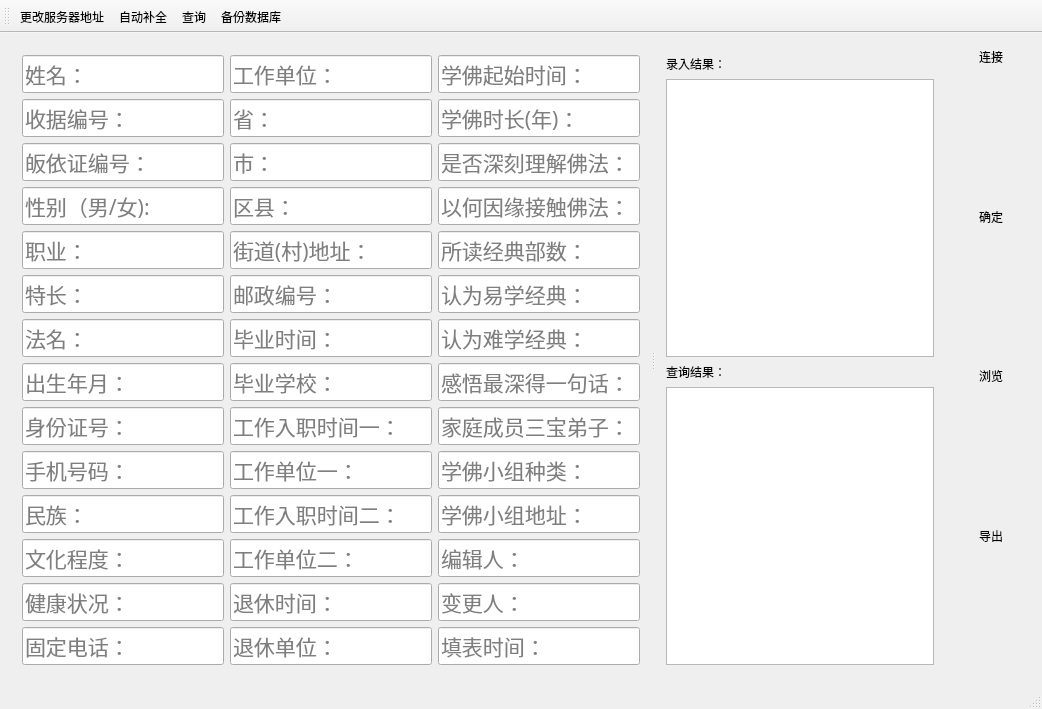
Above: connect.ui from crouse/connect before the change. Below: the same form after it.
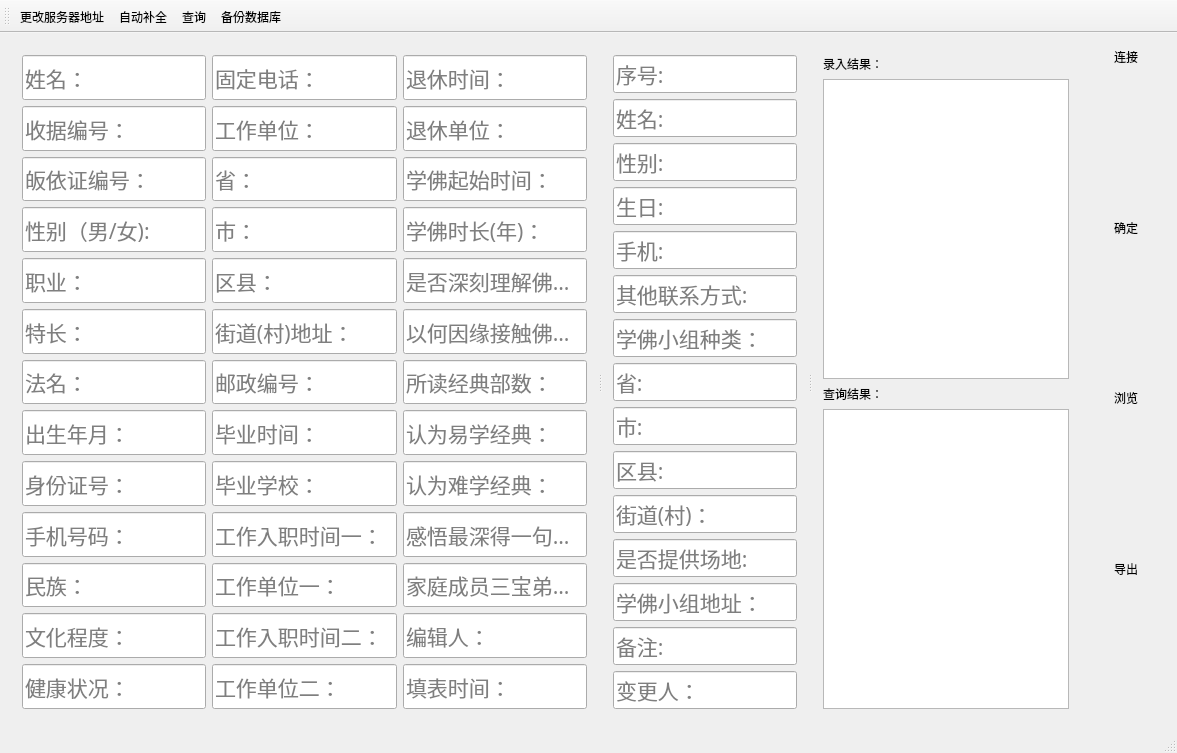
That is the form after the change. Icons and pictures are not drawn.

What changed in the file:
```diff
--- a/connect.ui
+++ b/connect.ui
@@ -6,8 +6,8 @@
    <rect>
     <x>0</x>
     <y>0</y>
-    <width>1042</width>
-    <height>535</height>
+    <width>1177</width>
+    <height>552</height>
    </rect>
   </property>
   <property name="font">
@@ -35,6 +35,10 @@
   <widget class="QWidget" name="centralWidget">
    <layout class="QHBoxLayout" name="horizontalLayout_2">
     <item>
+     <widget class="QSplitter" name="splitter_2">
+      <property name="orientation">
+       <enum>Qt::Horizontal</enum>
+      </property>
      <widget class="QSplitter" name="splitter">
       <property name="orientation">
        <enum>Qt::Horizontal</enum>
@@ -385,6 +389,10 @@
             </property>
            </widget>
           </item>
+          </layout>
+         </item>
+         <item>
+          <layout class="QVBoxLayout" name="verticalLayout_2">
           <item>
            <widget class="QLineEdit" name="lineEditTelephoneNum">
             <property name="sizePolicy">
@@ -409,10 +417,6 @@
             </property>
            </widget>
           </item>
-         </layout>
-        </item>
-        <item>
-         <layout class="QVBoxLayout" name="verticalLayout_2">
           <item>
            <widget class="QLineEdit" name="lineEditWorkPlace">
             <property name="sizePolicy">
@@ -701,6 +705,10 @@
             </property>
            </widget>
           </item>
+          </layout>
+         </item>
+         <item>
+          <layout class="QVBoxLayout" name="verticalLayout_3">
           <item>
            <widget class="QLineEdit" name="lineEditRetirementDate">
             <property name="sizePolicy">
@@ -749,10 +757,6 @@
             </property>
            </widget>
           </item>
-         </layout>
-        </item>
-        <item>
-         <layout class="QVBoxLayout" name="verticalLayout_3">
           <item>
            <widget class="QLineEdit" name="lineEditLearnBuddhismDate">
             <property name="sizePolicy">
@@ -976,6 +980,168 @@
            </widget>
           </item>
           <item>
+            <widget class="QLineEdit" name="lineEditor">
+             <property name="sizePolicy">
+              <sizepolicy hsizetype="Expanding" vsizetype="Expanding">
+               <horstretch>0</horstretch>
+               <verstretch>0</verstretch>
+              </sizepolicy>
+             </property>
+             <property name="font">
+              <font>
+               <pointsize>16</pointsize>
+              </font>
+             </property>
+             <property name="toolTip">
+              <string>&lt;html&gt;&lt;head/&gt;&lt;body&gt;&lt;p&gt;编辑人，也就是输入记录的人的姓名，嘿嘿。&lt;/p&gt;&lt;/body&gt;&lt;/html&gt;</string>
+             </property>
+             <property name="styleSheet">
+              <string notr="true"/>
+             </property>
+             <property name="placeholderText">
+              <string>编辑人：</string>
+             </property>
+            </widget>
+           </item>
+           <item>
+            <widget class="QLineEdit" name="lineEditTime">
+             <property name="sizePolicy">
+              <sizepolicy hsizetype="Expanding" vsizetype="Expanding">
+               <horstretch>0</horstretch>
+               <verstretch>0</verstretch>
+              </sizepolicy>
+             </property>
+             <property name="font">
+              <font>
+               <pointsize>16</pointsize>
+              </font>
+             </property>
+             <property name="toolTip">
+              <string>&lt;html&gt;&lt;head/&gt;&lt;body&gt;&lt;p&gt;填表时间，如：2014.12.01&lt;/p&gt;&lt;/body&gt;&lt;/html&gt;</string>
+             </property>
+             <property name="styleSheet">
+              <string notr="true"/>
+             </property>
+             <property name="placeholderText">
+              <string>填表时间：</string>
+             </property>
+            </widget>
+           </item>
+          </layout>
+         </item>
+        </layout>
+       </widget>
+       <widget class="QWidget" name="fgroupWidget" native="true">
+        <layout class="QVBoxLayout" name="verticalLayout_6">
+         <item>
+          <widget class="QLineEdit" name="lineEdit_Order">
+           <property name="sizePolicy">
+            <sizepolicy hsizetype="Expanding" vsizetype="Expanding">
+             <horstretch>0</horstretch>
+             <verstretch>0</verstretch>
+            </sizepolicy>
+           </property>
+           <property name="font">
+            <font>
+             <pointsize>16</pointsize>
+            </font>
+           </property>
+           <property name="placeholderText">
+            <string>序号:</string>
+           </property>
+          </widget>
+         </item>
+         <item>
+          <widget class="QLineEdit" name="lineEdit_Name">
+           <property name="sizePolicy">
+            <sizepolicy hsizetype="Expanding" vsizetype="Expanding">
+             <horstretch>0</horstretch>
+             <verstretch>0</verstretch>
+            </sizepolicy>
+           </property>
+           <property name="font">
+            <font>
+             <pointsize>16</pointsize>
+            </font>
+           </property>
+           <property name="placeholderText">
+            <string>姓名:</string>
+           </property>
+          </widget>
+         </item>
+         <item>
+          <widget class="QLineEdit" name="lineEdit_Gender">
+           <property name="sizePolicy">
+            <sizepolicy hsizetype="Expanding" vsizetype="Expanding">
+             <horstretch>0</horstretch>
+             <verstretch>0</verstretch>
+            </sizepolicy>
+           </property>
+           <property name="font">
+            <font>
+             <pointsize>16</pointsize>
+            </font>
+           </property>
+           <property name="placeholderText">
+            <string>性别:</string>
+           </property>
+          </widget>
+         </item>
+         <item>
+          <widget class="QLineEdit" name="lineEdit_Birthday">
+           <property name="sizePolicy">
+            <sizepolicy hsizetype="Expanding" vsizetype="Expanding">
+             <horstretch>0</horstretch>
+             <verstretch>0</verstretch>
+            </sizepolicy>
+           </property>
+           <property name="font">
+            <font>
+             <pointsize>16</pointsize>
+            </font>
+           </property>
+           <property name="placeholderText">
+            <string>生日:</string>
+           </property>
+          </widget>
+         </item>
+         <item>
+          <widget class="QLineEdit" name="lineEdit_Phone">
+           <property name="sizePolicy">
+            <sizepolicy hsizetype="Expanding" vsizetype="Expanding">
+             <horstretch>0</horstretch>
+             <verstretch>0</verstretch>
+            </sizepolicy>
+           </property>
+           <property name="font">
+            <font>
+             <pointsize>16</pointsize>
+            </font>
+           </property>
+           <property name="placeholderText">
+            <string>手机:</string>
+           </property>
+          </widget>
+         </item>
+         <item>
+          <widget class="QLineEdit" name="lineEdit_ContractWay">
+           <property name="sizePolicy">
+            <sizepolicy hsizetype="Expanding" vsizetype="Expanding">
+             <horstretch>0</horstretch>
+             <verstretch>0</verstretch>
+            </sizepolicy>
+           </property>
+           <property name="font">
+            <font>
+             <pointsize>16</pointsize>
+            </font>
+           </property>
+           <property name="placeholderText">
+            <string>其他联系方式:</string>
+           </property>
+          </widget>
+         </item>
+         <item>
            <widget class="QLineEdit" name="lineEditLearnKind">
             <property name="sizePolicy">
              <sizepolicy hsizetype="Expanding" vsizetype="Expanding">
@@ -999,6 +1165,96 @@
             </property>
            </widget>
           </item>
+         <item>
+          <widget class="QLineEdit" name="lineEdit_Province">
+           <property name="sizePolicy">
+            <sizepolicy hsizetype="Expanding" vsizetype="Expanding">
+             <horstretch>0</horstretch>
+             <verstretch>0</verstretch>
+            </sizepolicy>
+           </property>
+           <property name="font">
+            <font>
+             <pointsize>16</pointsize>
+            </font>
+           </property>
+           <property name="placeholderText">
+            <string>省:</string>
+           </property>
+          </widget>
+         </item>
+         <item>
+          <widget class="QLineEdit" name="lineEdit_City">
+           <property name="sizePolicy">
+            <sizepolicy hsizetype="Expanding" vsizetype="Expanding">
+             <horstretch>0</horstretch>
+             <verstretch>0</verstretch>
+            </sizepolicy>
+           </property>
+           <property name="font">
+            <font>
+             <pointsize>16</pointsize>
+            </font>
+           </property>
+           <property name="placeholderText">
+            <string>市:</string>
+           </property>
+          </widget>
+         </item>
+         <item>
+          <widget class="QLineEdit" name="lineEdit_District">
+           <property name="sizePolicy">
+            <sizepolicy hsizetype="Expanding" vsizetype="Expanding">
+             <horstretch>0</horstretch>
+             <verstretch>0</verstretch>
+            </sizepolicy>
+           </property>
+           <property name="font">
+            <font>
+             <pointsize>16</pointsize>
+            </font>
+           </property>
+           <property name="placeholderText">
+            <string>区县:</string>
+           </property>
+          </widget>
+         </item>
+         <item>
+          <widget class="QLineEdit" name="lineEdit_Address">
+           <property name="sizePolicy">
+            <sizepolicy hsizetype="Expanding" vsizetype="Expanding">
+             <horstretch>0</horstretch>
+             <verstretch>0</verstretch>
+            </sizepolicy>
+           </property>
+           <property name="font">
+            <font>
+             <pointsize>16</pointsize>
+            </font>
+           </property>
+           <property name="placeholderText">
+            <string>街道(村)：</string>
+           </property>
+          </widget>
+         </item>
+         <item>
+          <widget class="QLineEdit" name="lineEdit_ApplyPlace">
+           <property name="sizePolicy">
+            <sizepolicy hsizetype="Expanding" vsizetype="Expanding">
+             <horstretch>0</horstretch>
+             <verstretch>0</verstretch>
+            </sizepolicy>
+           </property>
+           <property name="font">
+            <font>
+             <pointsize>16</pointsize>
+            </font>
+           </property>
+           <property name="placeholderText">
+            <string>是否提供场地:</string>
+           </property>
+          </widget>
+         </item>
           <item>
            <widget class="QLineEdit" name="lineEditLearnAddress">
             <property name="sizePolicy">
@@ -1024,7 +1280,7 @@
            </widget>
           </item>
           <item>
-           <widget class="QLineEdit" name="lineEditor">
+          <widget class="QLineEdit" name="lineEdit_Note">
             <property name="sizePolicy">
              <sizepolicy hsizetype="Expanding" vsizetype="Expanding">
               <horstretch>0</horstretch>
@@ -1036,14 +1292,8 @@
               <pointsize>16</pointsize>
              </font>
             </property>
-            <property name="toolTip">
-             <string>&lt;html&gt;&lt;head/&gt;&lt;body&gt;&lt;p&gt;编辑人，也就是输入记录的人的姓名，嘿嘿。&lt;/p&gt;&lt;/body&gt;&lt;/html&gt;</string>
-            </property>
-            <property name="styleSheet">
-             <string notr="true"/>
-            </property>
             <property name="placeholderText">
-             <string>编辑人：</string>
+            <string>备注:</string>
             </property>
            </widget>
           </item>
@@ -1071,33 +1321,8 @@
             </property>
            </widget>
           </item>
-          <item>
-           <widget class="QLineEdit" name="lineEditTime">
-            <property name="sizePolicy">
-             <sizepolicy hsizetype="Expanding" vsizetype="Expanding">
-              <horstretch>0</horstretch>
-              <verstretch>0</verstretch>
-             </sizepolicy>
-            </property>
-            <property name="font">
-             <font>
-              <pointsize>16</pointsize>
-             </font>
-            </property>
-            <property name="toolTip">
-             <string>&lt;html&gt;&lt;head/&gt;&lt;body&gt;&lt;p&gt;填表时间，如：2014.12.01&lt;/p&gt;&lt;/body&gt;&lt;/html&gt;</string>
-            </property>
-            <property name="styleSheet">
-             <string notr="true"/>
-            </property>
-            <property name="placeholderText">
-             <string>填表时间：</string>
-            </property>
-           </widget>
-          </item>
-         </layout>
-        </item>
-       </layout>
+        </layout>
+       </widget>
       </widget>
       <widget class="QWidget" name="layoutWidget1">
        <layout class="QVBoxLayout" name="verticalLayout_4">
```
Left out of the diff: 18 changed lines with no effect on the pictures. Lines whose indentation alone changed are shown as unchanged.
